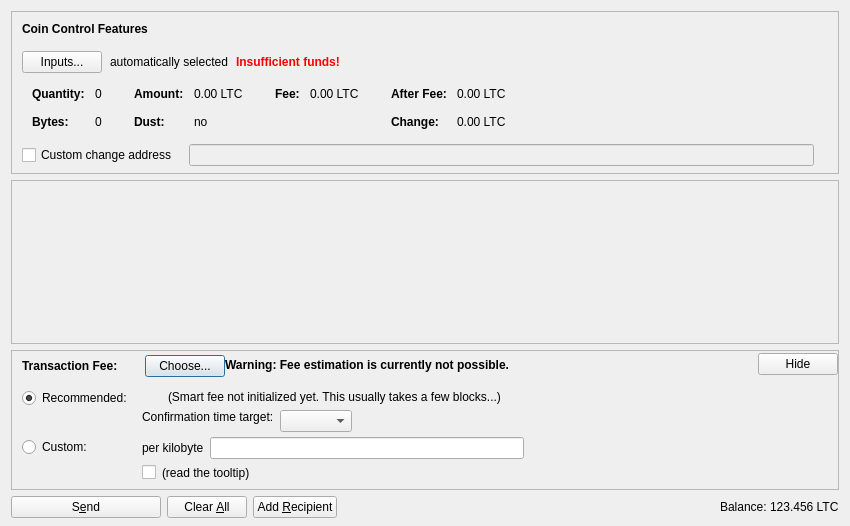
First picture: the form in src/qt/forms/sendcoinsdialog.ui, repository santos177/TradeLayer, before the edit.
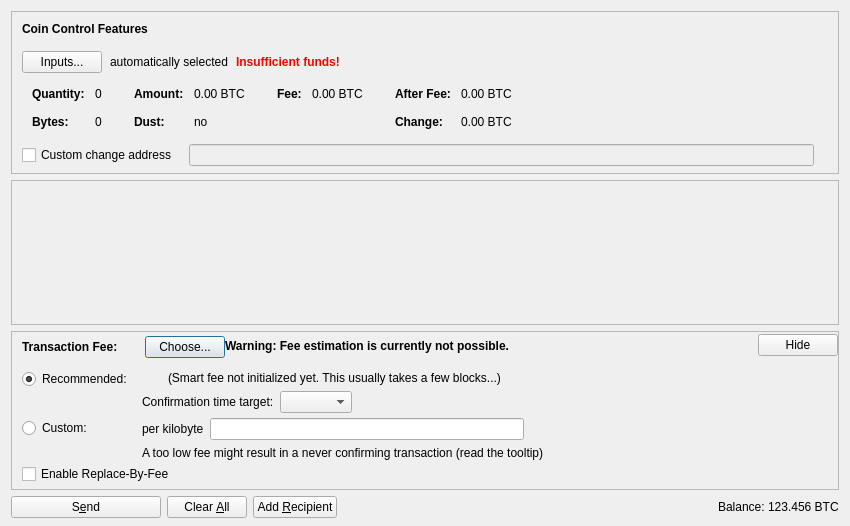
Second picture: the form after the edit. Icons and pictures are not drawn. Custom widgets are drawn as their Qt base class.

Diff of the .ui file:
```diff
--- a/src/qt/forms/sendcoinsdialog.ui
+++ b/src/qt/forms/sendcoinsdialog.ui
@@ -324,7 +324,7 @@
                   <enum>Qt::ActionsContextMenu</enum>
                  </property>
                  <property name="text">
-                  <string notr="true">0.00 LTC</string>
+                  <string notr="true">0.00 BTC</string>
                  </property>
                  <property name="textInteractionFlags">
                   <set>Qt::LinksAccessibleByMouse|Qt::TextSelectableByKeyboard|Qt::TextSelectableByMouse</set>
@@ -404,7 +404,7 @@
                   <enum>Qt::ActionsContextMenu</enum>
                  </property>
                  <property name="text">
-                  <string notr="true">0.00 LTC</string>
+                  <string notr="true">0.00 BTC</string>
                  </property>
                  <property name="textInteractionFlags">
                   <set>Qt::LinksAccessibleByMouse|Qt::TextSelectableByKeyboard|Qt::TextSelectableByMouse</set>
@@ -455,7 +455,7 @@
                   <enum>Qt::ActionsContextMenu</enum>
                  </property>
                  <property name="text">
-                  <string notr="true">0.00 LTC</string>
+                  <string notr="true">0.00 BTC</string>
                  </property>
                  <property name="textInteractionFlags">
                   <set>Qt::LinksAccessibleByMouse|Qt::TextSelectableByKeyboard|Qt::TextSelectableByMouse</set>
@@ -484,7 +484,7 @@
                   <enum>Qt::ActionsContextMenu</enum>
                  </property>
                  <property name="text">
-                  <string notr="true">0.00 LTC</string>
+                  <string notr="true">0.00 BTC</string>
                  </property>
                  <property name="textInteractionFlags">
                   <set>Qt::LinksAccessibleByMouse|Qt::TextSelectableByKeyboard|Qt::TextSelectableByMouse</set>
@@ -876,17 +876,7 @@
                <item>
                 <layout class="QHBoxLayout" name="horizontalLayoutFee8">
                  <item>
-                  <widget class="QCheckBox" name="checkBoxMinimumFee">
-                   <property name="toolTip">
-                    <string>Paying only the minimum fee is just fine as long as there is less transaction volume than space in the blocks. But be aware that this can end up in a never confirming transaction once there is more demand for litecoin transactions than the network can process.</string>
-                   </property>
-                   <property name="text">
-                    <string/>
-                   </property>
-                  </widget>
-                 </item>
-                 <item>
-                  <widget class="QLabel" name="labelMinFeeWarning">
+                  <widget class="QLabel" name="labelCustomFeeWarning">
                    <property name="enabled">
                     <bool>true</bool>
                    </property>
@@ -894,10 +884,7 @@
                     <string>Paying only the minimum fee is just fine as long as there is less transaction volume than space in the blocks. But be aware that this can end up in a never confirming transaction once there is more demand for litecoin transactions than the network can process.</string>
                    </property>
                    <property name="text">
-                    <string>(read the tooltip)</string>
-                   </property>
-                   <property name="margin">
-                    <number>5</number>
+                    <string>A too low fee might result in a never confirming transaction (read the tooltip)</string>
                    </property>
                   </widget>
                  </item>
@@ -990,9 +977,6 @@
                    <property name="text">
                     <string/>
                    </property>
-                   <property name="margin">
-                    <number>2</number>
-                   </property>
                   </widget>
                  </item>
                  <item>
@@ -1007,9 +991,6 @@
                    <property name="text">
                     <string>(Smart fee not initialized yet. This usually takes a few blocks...)</string>
                    </property>
-                   <property name="margin">
-                    <number>2</number>
-                   </property>
                   </widget>
                  </item>
                  <item>
@@ -1036,24 +1017,8 @@
                      <property name="text">
                       <string>Confirmation time target:</string>
                      </property>
-                     <property name="margin">
-                      <number>2</number>
-                     </property>
                     </widget>
                    </item>
-                   <item>
-                    <spacer name="verticalSpacer_3">
-                     <property name="orientation">
-                      <enum>Qt::Vertical</enum>
-                     </property>
-                     <property name="sizeHint" stdset="0">
-                      <size>
-                       <width>1</width>
-                       <height>1</height>
-                      </size>
-                     </property>
-                    </spacer>
-                   </item>
                   </layout>
                  </item>
                  <item>
@@ -1105,6 +1070,16 @@
              </item>
             </layout>
            </item>
+           <item>
+            <widget class="QCheckBox" name="optInRBF">
+             <property name="text">
+              <string>Enable Replace-By-Fee</string>
+             </property>
+             <property name="toolTip">
+              <string>With Replace-By-Fee (BIP-125) you can increase a transaction's fee after it is sent. Without this, a higher fee may be recommended to compensate for increased transaction delay risk.</string>
+             </property>
+            </widget>
+           </item>
           </layout>
          </widget>
         </item>
@@ -1237,7 +1212,7 @@
           <cursorShape>IBeamCursor</cursorShape>
          </property>
          <property name="text">
-          <string notr="true">123.456 LTC</string>
+          <string notr="true">123.456 BTC</string>
          </property>
          <property name="textInteractionFlags">
           <set>Qt::LinksAccessibleByMouse|Qt::TextSelectableByKeyboard|Qt::TextSelectableByMouse</set>
```
Left out of the diff: 6 changed lines with no effect on the pictures.
